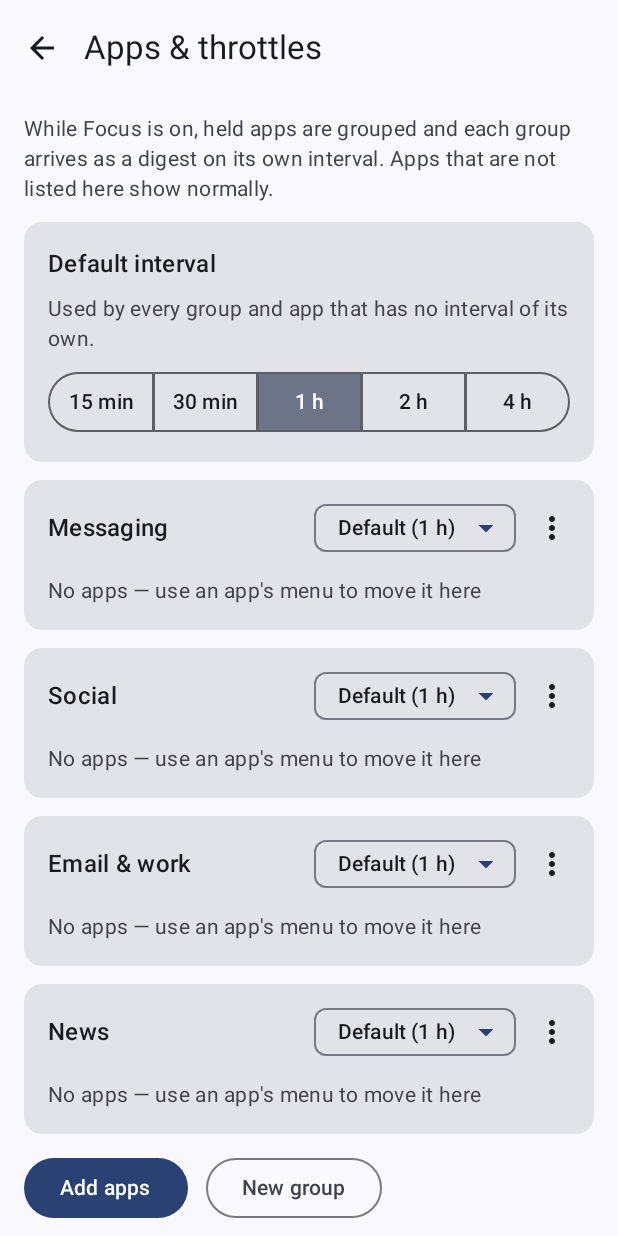
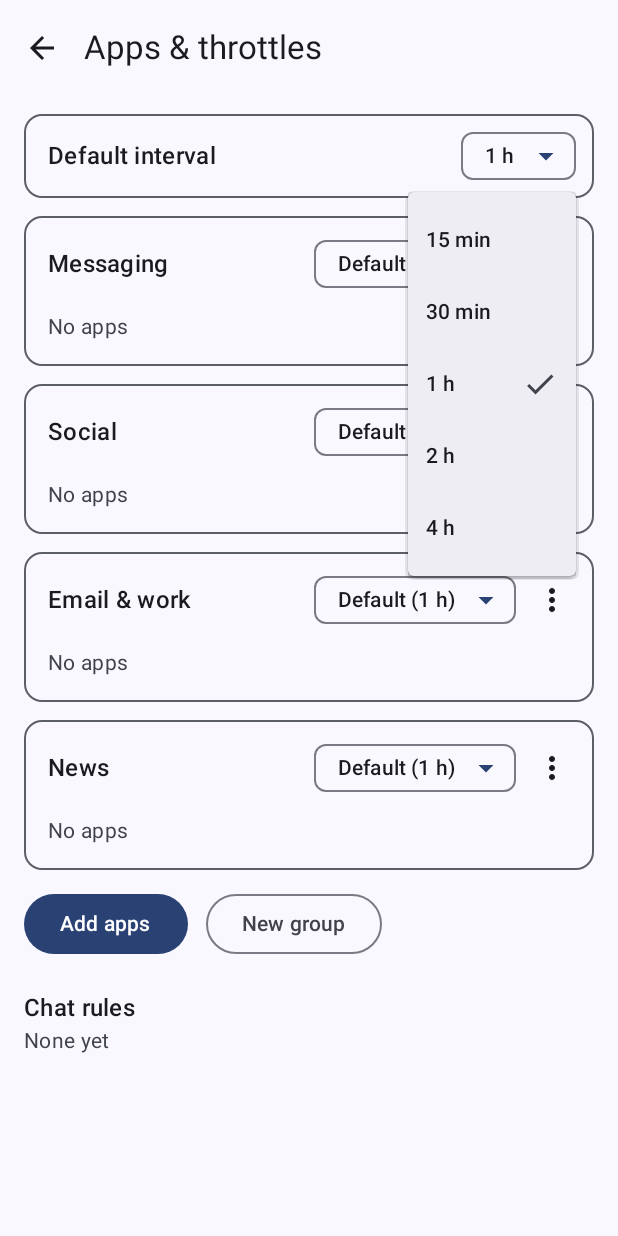
Before and after one commit to bili2002/hush, an Android app built with Jetpack Compose: the composable RulesScreen shown on its own in the app's theme, after a tap on "1 h", on a phone screen of 412 x 824 dp. Run offline under Robolectric (Android 15) with nearby library versions, the phone set to English and light mode, and no system bars; our stand-ins replace Dagger/Hilt's generated code; 2 other taps on this screen came first.

Commit message:
Trim UI copy, outline the cards, shrink History text
- Explanatory sentences and hints removed or cut to a few words.
- One outlined card (HushCard) replaces the pale grey Material default on
  the Focus, rules and Settings screens.
- History rows one text step smaller; the unfolded row keeps only
  "Throttle this chat" (the "only this chat / app" jumps and the tap hint
  are gone, with the ViewModel and opener code that served them).
- Default interval uses the same throttle chip as the other pickers; the
  segmented row's labels were off-centre.

Closes #27

Co-Authored-By: Claude Fable 5.2 <noreply@anthropic.com>
Claude-Session: https://claude.ai/code/session_01AjTVkzkAUDbCiRNaCkbyGJ

```diff
--- a/app/src/main/kotlin/com/hush/app/open/NotificationOpener.kt
+++ b/app/src/main/kotlin/com/hush/app/open/NotificationOpener.kt
@@ -30,9 +30,6 @@ enum class OpenResult {
 
 /** Opens what a recorded notification pointed at. A seam so ViewModel tests never start activities. */
 interface NotificationOpener {
-    /** True while the original tap target of [event] (or of its conversation) is still cached. */
-    fun hasOriginalTarget(event: NotificationEvent): Boolean
-
     fun open(event: NotificationEvent): OpenResult
 }
 
@@ -41,8 +38,6 @@ class AndroidNotificationOpener @Inject constructor(
     @ApplicationContext private val ctx: Context,
     private val tapTargets: TapTargets,
 ) : NotificationOpener {
-
-    override fun hasOriginalTarget(event: NotificationEvent): Boolean = tapTargets.find(event)?.let(::opensScreen) == true
 
     override fun open(event: NotificationEvent): OpenResult {
         val target = tapTargets.find(event)
--- /dev/null
+++ b/app/src/main/kotlin/com/hush/app/ui/components/HushCard.kt
@@ -0,0 +1,25 @@
+package com.hush.app.ui.components
+
+import androidx.compose.foundation.BorderStroke
+import androidx.compose.foundation.layout.ColumnScope
+import androidx.compose.material3.CardDefaults
+import androidx.compose.material3.MaterialTheme
+import androidx.compose.material3.OutlinedCard
+import androidx.compose.runtime.Composable
+import androidx.compose.ui.Modifier
+import androidx.compose.ui.unit.dp
+
+/**
+ * The app's one card: the page colour with a visible outline. The Material default (a pale grey
+ * fill and no edge) was hard to tell from the page on the phone.
+ */
+@Composable
+fun HushCard(modifier: Modifier = Modifier, onClick: (() -> Unit)? = null, content: @Composable ColumnScope.() -> Unit) {
+    val colors = CardDefaults.outlinedCardColors(containerColor = MaterialTheme.colorScheme.surface)
+    val border = BorderStroke(1.dp, MaterialTheme.colorScheme.outline)
+    if (onClick == null) {
+        OutlinedCard(modifier = modifier, colors = colors, border = border, content = content)
+    } else {
+        OutlinedCard(onClick = onClick, modifier = modifier, colors = colors, border = border, content = content)
+    }
+}
--- a/app/src/main/kotlin/com/hush/app/ui/rules/RulesScreen.kt
+++ b/app/src/main/kotlin/com/hush/app/ui/rules/RulesScreen.kt
@@ -35,9 +35,6 @@ import androidx.compose.material3.MaterialTheme
 import androidx.compose.material3.OutlinedButton
 import androidx.compose.material3.OutlinedTextField
 import androidx.compose.material3.Scaffold
-import androidx.compose.material3.SegmentedButton
-import androidx.compose.material3.SegmentedButtonDefaults
-import androidx.compose.material3.SingleChoiceSegmentedButtonRow
 import androidx.compose.material3.Text
 import androidx.compose.material3.TextButton
 import androidx.compose.material3.TopAppBar
@@ -68,6 +65,7 @@ import com.hush.app.focus.INSTANT
 import com.hush.app.focus.THROTTLE_CHOICES
 import com.hush.app.ui.HushTheme
 import com.hush.app.ui.components.AppIcon
+import com.hush.app.ui.components.HushCard
 import com.hush.app.ui.components.throttleEvery
 import com.hush.app.ui.components.throttleLabel
 
@@ -163,13 +161,6 @@ fun RulesContent(state: RulesUiState, callbacks: RulesCallbacks) {
             contentPadding = PaddingValues(horizontal = 16.dp, vertical = 12.dp),
             verticalArrangement = Arrangement.spacedBy(12.dp),
         ) {
-            item(key = "intro") {
-                Text(
-                    stringResource(R.string.rules_intro),
-                    style = MaterialTheme.typography.bodyMedium,
-                    color = MaterialTheme.colorScheme.onSurfaceVariant,
-                )
-            }
             state.error?.let { message ->
                 item(key = "error") { ErrorLine(message, callbacks.onDismissError) }
             }
@@ -192,11 +183,13 @@ fun RulesContent(state: RulesUiState, callbacks: RulesCallbacks) {
             item(key = "chat-header") {
                 Column(modifier = Modifier.padding(top = 8.dp)) {
                     Text(stringResource(R.string.rules_chats_title), style = MaterialTheme.typography.titleMedium)
-                    Text(
-                        stringResource(R.string.rules_chats_hint),
-                        style = MaterialTheme.typography.bodyMedium,
-                        color = MaterialTheme.colorScheme.onSurfaceVariant,
-                    )
+                    if (state.chatRules.isEmpty()) {
+                        Text(
+                            stringResource(R.string.rules_chats_hint),
+                            style = MaterialTheme.typography.bodyMedium,
+                            color = MaterialTheme.colorScheme.onSurfaceVariant,
+                        )
+                    }
                 }
             }
             items(state.chatRules, key = { "chat-${it.rule.packageName}-${it.rule.chatKey}" }) { row ->
@@ -229,27 +222,11 @@ private fun ErrorLine(message: String, onDismiss: () -> Unit) {
 
 @Composable
 private fun DefaultCard(minutes: Int, onPick: (Int) -> Unit) {
-    Card(modifier = Modifier.fillMaxWidth()) {
-        Column(modifier = Modifier.padding(16.dp), verticalArrangement = Arrangement.spacedBy(8.dp)) {
-            Text(stringResource(R.string.rules_default_title), style = MaterialTheme.typography.titleMedium)
-            Text(
-                stringResource(R.string.rules_default_hint),
-                style = MaterialTheme.typography.bodyMedium,
-                color = MaterialTheme.colorScheme.onSurfaceVariant,
-            )
-            // A default saved by an older build (or any value off the list) still shows as its own segment.
-            val choices = (THROTTLE_CHOICES + minutes).distinct().sorted()
-            SingleChoiceSegmentedButtonRow(modifier = Modifier.fillMaxWidth()) {
-                choices.forEachIndexed { index, choice ->
-                    SegmentedButton(
-                        selected = minutes == choice,
-                        onClick = { onPick(choice) },
-                        shape = SegmentedButtonDefaults.itemShape(index = index, count = choices.size),
-                        // No check icon: five segments need the width for their labels.
-                        icon = {},
-                    ) { Text(throttleLabel(choice), maxLines = 1) }
-                }
-            }
+    HushCard(modifier = Modifier.fillMaxWidth()) {
+        Row(modifier = Modifier.padding(start = 16.dp, end = 12.dp, top = 4.dp, bottom = 4.dp), verticalAlignment = Alignment.CenterVertically) {
+            Text(stringResource(R.string.rules_default_title), style = MaterialTheme.typography.titleMedium, modifier = Modifier.weight(1f))
+            // The same chip as every other throttle on this screen; the default itself has nothing to inherit from.
+            ThrottleChip(minutes = minutes, inheritLabel = null, offerInstant = false, onPick = { it?.let(onPick) })
         }
     }
 }
@@ -263,7 +240,7 @@ private fun GroupCard(
     onRename: () -> Unit,
 ) {
     val id = group.id
-    Card(modifier = Modifier.fillMaxWidth()) {
+    HushCard(modifier = Modifier.fillMaxWidth()) {
         Column(modifier = Modifier.padding(vertical = 8.dp)) {
             Row(modifier = Modifier.padding(start = 16.dp, end = 4.dp), verticalAlignment = Alignment.CenterVertically) {
                 Text(
@@ -288,14 +265,6 @@ private fun GroupCard(
                         modifier = Modifier.padding(end = 12.dp, top = 12.dp, bottom = 12.dp),
                     )
                 }
-            }
-            if (group.minutes == INSTANT) {
-                Text(
-                    stringResource(R.string.rules_instant_note),
-                    style = MaterialTheme.typography.bodySmall,
-                    color = MaterialTheme.colorScheme.onSurfaceVariant,
-                    modifier = Modifier.padding(horizontal = 16.dp),
-                )
             }
             if (group.apps.isEmpty()) {
                 Text(
@@ -393,7 +362,7 @@ private fun AppRow(app: HeldApp, currentCategory: String?, categories: List<Cate
 
 @Composable
 private fun ChatRuleCard(row: ChatRuleRow, callbacks: RulesCallbacks) {
-    Card(modifier = Modifier.fillMaxWidth()) {
+    HushCard(modifier = Modifier.fillMaxWidth()) {
         Row(modifier = Modifier.padding(start = 16.dp, end = 12.dp, top = 8.dp, bottom = 8.dp), verticalAlignment = Alignment.CenterVertically) {
             AppIcon(packageName = row.rule.packageName, size = 32.dp)
             Spacer(Modifier.width(16.dp))
@@ -418,19 +387,20 @@ private fun ChatRuleCard(row: ChatRuleRow, callbacks: RulesCallbacks) {
 
 /**
  * The one throttle picker: a chip showing the current choice that drops down "inherit" (null),
- * "Instantly" and the intervals. [minutes] null = inheriting.
+ * "Instantly" and the intervals. [minutes] null = inheriting; [inheritLabel] null = nothing to
+ * inherit from, so that option is not offered.
  */
 @Composable
-fun ThrottleChip(minutes: Int?, inheritLabel: String, onPick: (Int?) -> Unit) {
+fun ThrottleChip(minutes: Int?, inheritLabel: String?, offerInstant: Boolean = true, onPick: (Int?) -> Unit) {
     var open by remember { mutableStateOf(false) }
     Box {
         AssistChip(
             onClick = { open = true },
-            label = { Text(if (minutes == null) inheritLabel else throttleLabel(minutes), maxLines = 1) },
+            label = { Text(if (minutes == null) inheritLabel.orEmpty() else throttleLabel(minutes), maxLines = 1) },
             trailingIcon = { Icon(Icons.Filled.ArrowDropDown, contentDescription = null) },
         )
         DropdownMenu(expanded = open, onDismissRequest = { open = false }) {
-            ThrottleOptions(selected = minutes, inheritLabel = inheritLabel) {
+            ThrottleOptions(selected = minutes, inheritLabel = inheritLabel, offerInstant = offerInstant) {
                 open = false
                 onPick(it)
             }
@@ -440,12 +410,14 @@ fun ThrottleChip(minutes: Int?, inheritLabel: String, onPick: (Int?) -> Unit) {
 
 /** The option rows themselves, shared by [ThrottleChip] and History's "Throttle this chat" dialog. */
 @Composable
-fun ThrottleOptions(selected: Int?, inheritLabel: String, offerInstant: Boolean = true, onPick: (Int?) -> Unit) {
-    val options: List<Int?> = listOf<Int?>(null) + listOfNotNull(INSTANT.takeIf { offerInstant }) + THROTTLE_CHOICES +
-        listOfNotNull(selected?.takeIf { it > INSTANT && it !in THROTTLE_CHOICES })
+fun ThrottleOptions(selected: Int?, inheritLabel: String?, offerInstant: Boolean = true, onPick: (Int?) -> Unit) {
+    // A value saved by an older build (or any value off the list) is still offered, in its place.
+    val intervals = (THROTTLE_CHOICES + listOfNotNull(selected?.takeIf { it > INSTANT })).distinct().sorted()
+    val inherit: List<Int?> = if (inheritLabel != null) listOf(null) else emptyList()
+    val options: List<Int?> = inherit + listOfNotNull(INSTANT.takeIf { offerInstant }) + intervals
     options.forEach { option ->
         DropdownMenuItem(
-            text = { Text(if (option == null) inheritLabel else throttleLabel(option)) },
+            text = { Text(if (option == null) inheritLabel.orEmpty() else throttleLabel(option)) },
             trailingIcon = { if (option == selected) Icon(Icons.Filled.Check, contentDescription = null) },
             onClick = { onPick(option) },
             // The check mark alone says nothing to a screen reader.
--- a/app/src/main/kotlin/com/hush/app/ui/settings/SettingsScreen.kt
+++ b/app/src/main/kotlin/com/hush/app/ui/settings/SettingsScreen.kt
@@ -24,7 +24,7 @@ import androidx.compose.material.icons.filled.Visibility
 import androidx.compose.material.icons.filled.VisibilityOff
 import androidx.compose.material3.Button
 import androidx.compose.material3.CircularProgressIndicator
-import androidx.compose.material3.ElevatedCard
+import com.hush.app.ui.components.HushCard
 import androidx.compose.material3.FilledTonalButton
 import androidx.compose.material3.Icon
 import androidx.compose.material3.IconButton
@@ -158,7 +158,7 @@ fun SettingsContent(
 
 @Composable
 private fun SectionCard(title: String, content: @Composable () -> Unit) {
-    ElevatedCard(modifier = Modifier.fillMaxWidth()) {
+    HushCard(modifier = Modifier.fillMaxWidth()) {
         Column(modifier = Modifier.padding(16.dp), verticalArrangement = Arrangement.spacedBy(12.dp)) {
             Text(title, style = MaterialTheme.typography.titleMedium)
             content()
```
Also changed, not shown: app/src/main/kotlin/com/hush/app/ui/focus/FocusScreen.kt (+6 -18 lines), app/src/main/kotlin/com/hush/app/ui/history/HistoryScreen.kt (+14 -44 lines), app/src/main/kotlin/com/hush/app/ui/history/HistoryViewModel.kt (+0 -15 lines), app/src/main/res/values/strings.xml (+22 -32 lines), 3 other files.
